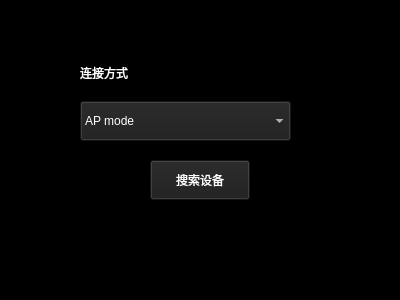
Old version of the form desktopApp/loginwindow.ui in the repository yesyeah/ObsbotTailforPC.
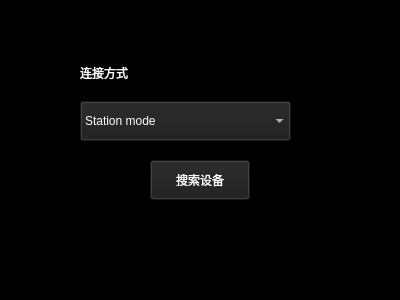
New version of the form. Icons and pictures are not drawn.

The edit to the form file:
```diff
--- a/desktopApp/loginwindow.ui
+++ b/desktopApp/loginwindow.ui
@@ -97,11 +97,11 @@
         <bool>false</bool>
        </property>
        <property name="currentText">
-        <string>AP mode</string>
+        <string>Station mode</string>
        </property>
        <item>
         <property name="text">
-         <string>AP mode</string>
+         <string>Station mode</string>
         </property>
        </item>
        <item>
```
Left out of the diff: 2 changed lines with no effect on the pictures.
